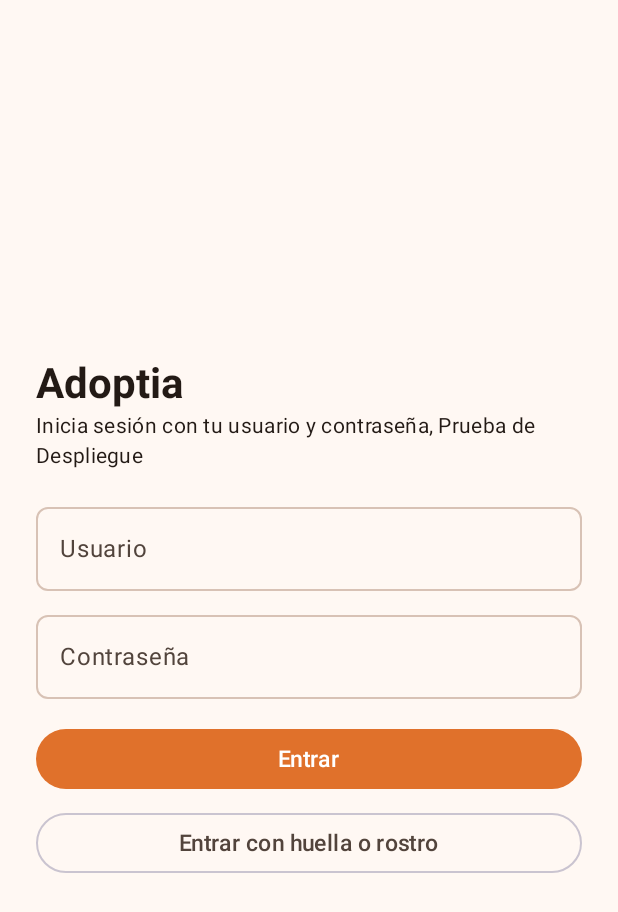
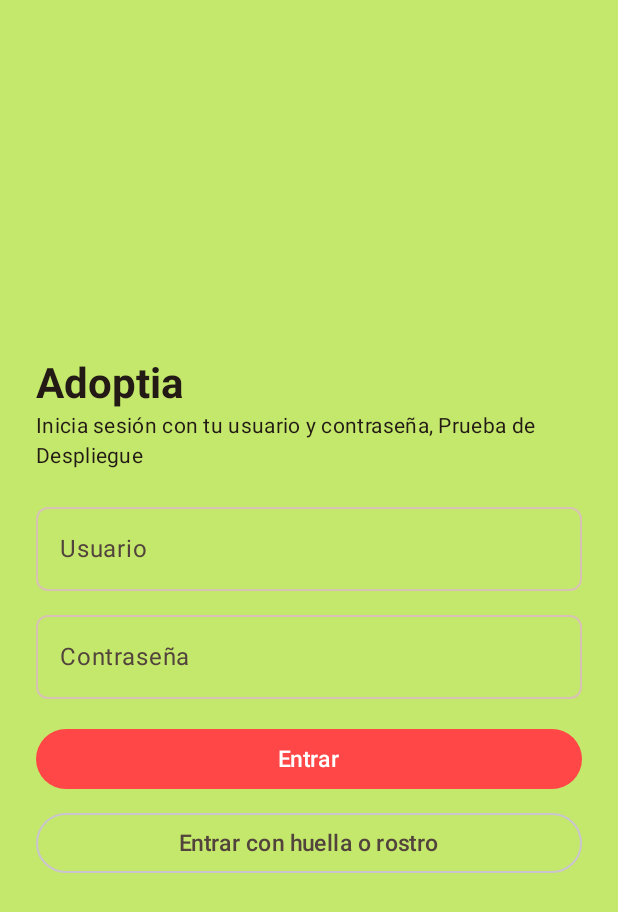
Before and after one commit to ErickTapiaHernandez4/Adoptia, an Android app built with Jetpack Compose: the screen it shows after launch (MainActivity), on a phone screen of 412 x 824 dp. Shown: the top 912 px of the screen. Run offline under Robolectric (Android 15) with nearby library versions, the phone set to English and light mode, and no system bars.

Commit message:
Diseño new

```diff
--- a/shared/src/commonMain/kotlin/com/example/adoptia/ui/theme/Tema.kt
+++ b/shared/src/commonMain/kotlin/com/example/adoptia/ui/theme/Tema.kt
@@ -16,11 +16,11 @@ import androidx.compose.ui.unit.dp
 import androidx.compose.ui.unit.sp
 
 // ---------- Colores de Adoptia: naranja cálido + verde azulado ----------
-val Naranja = Color(0xFFE0712B)
-val NaranjaClaro = Color(0xFFFFDCC7)
+val Naranja = Color(0xFFFF4747)
+val NaranjaClaro = Color(0xFF00BCB4)
 val VerdeAzulado = Color(0xFF2A8C82)
-val VerdeAzuladoClaro = Color(0xFFCDEDE8)
-val Crema = Color(0xFFFFF8F3)
+val VerdeAzuladoClaro = Color(0xFFFFB547)
+val Crema = Color(0xFFC4E86B)
 val CafeOscuro = Color(0xFF231A15)
 
 // Colores para el estado de las solicitudes
```
